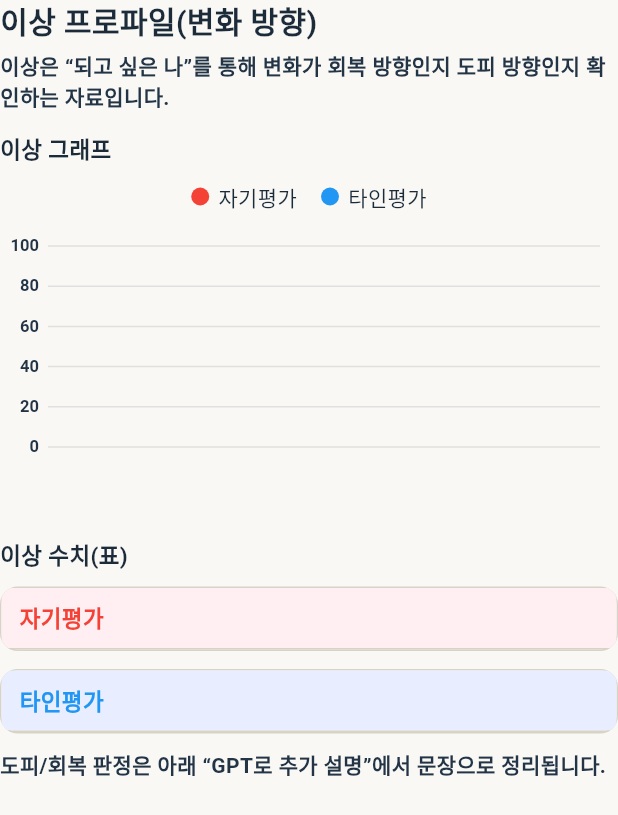
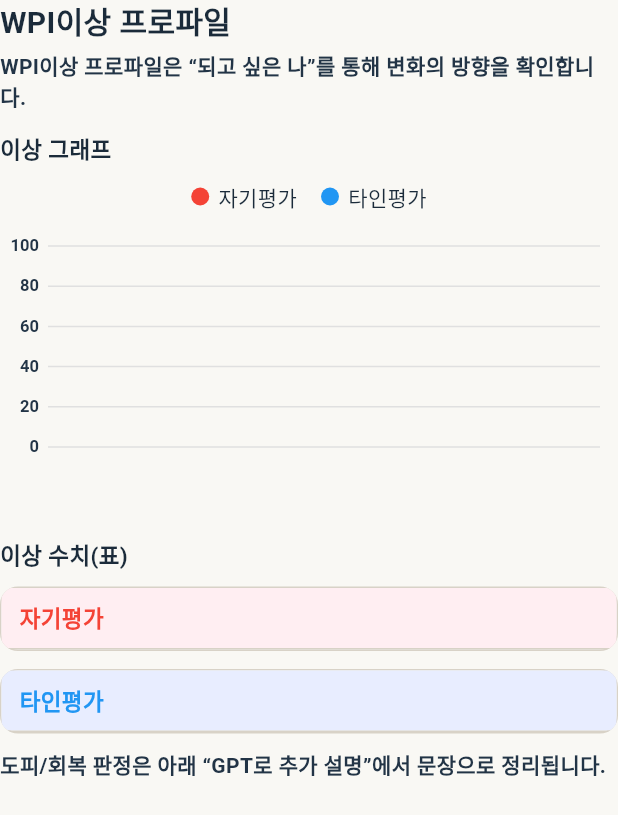
Before and after one commit to wpipainfree/interpreter_front_flutter, a Flutter app: the IdealProfileSection widget shown alone on an empty page, opened directly with empty values, on a phone screen of 412 x 824 dp. Shown: the top 815 px of the screen. Run offline on Flutter 3.47's test engine with Material 3 defaults, Android fonts, the phone set to English and light mode, and no system bars; our stand-ins replace dio, flutter_local_notifications, flutter_markdown, flutter_secure_storage, flutter_svg, shared_preferences and 2 more; accounts and stored records are empty; Roboto replaces fonts that are missing (Pretendard).

Commit message:
Update test titles and descriptions across multiple screens to include 'WPI' for consistency and clarity. Modify onboarding text to enhance user understanding of the WPI profiles.

```diff
--- a/lib/screens/dashboard_screen.dart
+++ b/lib/screens/dashboard_screen.dart
@@ -686,7 +686,7 @@ class _AccountCard extends StatelessWidget {
   }
 
   String _testTitleForFlow(int testId) {
-    if (testId == 3) return '이상(변화 방향) 검사';
+    if (testId == 3) return 'WPI이상 프로파일 검사';
     return '현실 검사';
   }
 
--- a/lib/screens/mymind/my_mind_page.dart
+++ b/lib/screens/mymind/my_mind_page.dart
@@ -335,7 +335,7 @@ class _ResultCard extends StatelessWidget {
   }
 
   String _testTitleForFlow(int testId) {
-    if (testId == 3) return '이상(변화 방향) 검사';
+    if (testId == 3) return 'WPI이상 프로파일 검사';
     return '현실 검사';
   }
 
--- a/lib/screens/onboarding/onboarding_page2.dart
+++ b/lib/screens/onboarding/onboarding_page2.dart
@@ -16,14 +16,14 @@ class OnboardingPage2 extends StatelessWidget {
         children: [
           const Spacer(flex: 2),
           Text(
-            '내 구조를\n확인해보세요',
+            '내 마음의 구조를\n확인해보세요',
             textAlign: TextAlign.center,
             style: AppTextStyles.h1,
           ),
           const SizedBox(height: 16),
           Text(
-            '현실은 지금 나를 지탱하는 기준과 믿음을 확인합니다.\n'
-            '이상은 내가 향하는 변화 방향을 확인합니다(회복/도피는 해석에서 정리).\n'
+            'WPI현실 프로파일은 지금 나를 지탱하는 기준과 믿음을 확인합니다.\n'
+            'WPI이상 프로파일은 내가 향하는 변화의 방향을 확인합니다.\n'
             '검사 후 결과는 먼저 요약으로 보고, 더 궁금하면 추가 설명을 요청하면 됩니다.',
             textAlign: TextAlign.center,
             style: AppTextStyles.bodyMedium.copyWith(color: AppColors.textSecondary),
--- a/lib/screens/result/user_result_detail/sections/ideal_profile_section.dart
+++ b/lib/screens/result/user_result_detail/sections/ideal_profile_section.dart
@@ -30,8 +30,8 @@ class IdealProfileSection extends StatelessWidget {
     final result = detail;
     if (result == null) {
       return const ResultSectionHeader(
-        title: '이상 프로파일(변화 방향)',
-        subtitle: '이상 결과가 없습니다.',
+        title: 'WPI이상 프로파일',
+        subtitle: 'WPI이상 프로파일 결과가 없습니다.',
       );
     }
 
@@ -53,8 +53,8 @@ class IdealProfileSection extends StatelessWidget {
       crossAxisAlignment: CrossAxisAlignment.start,
       children: [
         const ResultSectionHeader(
-          title: '이상 프로파일(변화 방향)',
-          subtitle: '이상은 “되고 싶은 나”를 통해 변화가 회복 방향인지 도피 방향인지 확인하는 자료입니다.',
+          title: 'WPI이상 프로파일',
+          subtitle: 'WPI이상 프로파일은 “되고 싶은 나”를 통해 변화의 방향을 확인합니다.',
         ),
         const SizedBox(height: 12),
         Text(
--- a/lib/test_flow/test_flow_coordinator.dart
+++ b/lib/test_flow/test_flow_coordinator.dart
@@ -8,7 +8,7 @@ import 'test_flow_models.dart';
 class TestFlowCoordinator {
   TestFlowCoordinator({
     this.idealTestId = 3,
-    this.idealTestTitle = '이상(변화 방향) 검사',
+    this.idealTestTitle = 'WPI이상 검사',
   });
 
   static const String _pendingIdealKey = 'wpi_pending_ideal';
```
